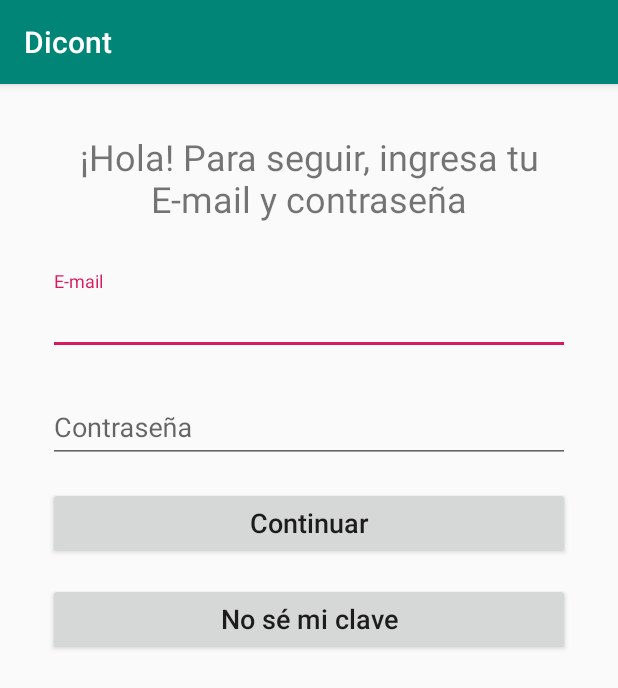
After one commit to juano47/Dicont, an Android app: the Ingreso screen opened directly, with no data from a screen before it, on a phone screen of 412 x 824 dp. The commit adds this screen. Shown: the top 688 px of the screen. Run offline under Robolectric (Android 15) with nearby library versions, the phone set to English and light mode, and no system bars; our stand-ins replace Firebase (no records; nobody signed in at launch, a user with empty details on screens opened directly).

Commit message:
Implemented Login Firebase

```diff
--- a/app/build.gradle
+++ b/app/build.gradle
@@ -26,4 +26,10 @@ dependencies {
     testImplementation 'junit:junit:4.12'
     androidTestImplementation 'androidx.test:runner:1.2.0'
     androidTestImplementation 'androidx.test.espresso:espresso-core:3.2.0'
+    implementation 'com.google.firebase:firebase-analytics:17.2.1' //Firebase
+    implementation 'com.google.firebase:firebase-core:17.2.1' //Firebase
+    implementation 'com.firebaseui:firebase-ui-auth:6.2.0'
+    implementation 'com.google.android.material:material:1.0.0'
 }
+
+apply plugin: 'com.google.gms.google-services' //Firebase
--- a/app/src/main/AndroidManifest.xml
+++ b/app/src/main/AndroidManifest.xml
@@ -9,6 +9,8 @@
         android:roundIcon="@mipmap/ic_launcher_round"
         android:supportsRtl="true"
         android:theme="@style/AppTheme">
+        <activity android:name=".Login.Registro"></activity>
+        <activity android:name=".Login.Ingreso" />
         <activity android:name=".MainActivity">
             <intent-filter>
                 <action android:name="android.intent.action.MAIN" />
--- /dev/null
+++ b/app/src/main/java/dicont/dicont/Login/Ingreso.java
@@ -0,0 +1,129 @@
+package dicont.dicont.Login;
+
+import androidx.annotation.NonNull;
+import androidx.appcompat.app.AlertDialog;
+import androidx.appcompat.app.AppCompatActivity;
+import androidx.appcompat.app.AppCompatDialogFragment;
+
+import android.app.ProgressDialog;
+import android.content.DialogInterface;
+import android.os.Bundle;
+import android.util.Log;
+import android.view.View;
+import android.widget.Button;
+import android.widget.EditText;
+import android.widget.Toast;
+
+import com.google.android.gms.tasks.OnCompleteListener;
+import com.google.android.gms.tasks.Task;
+import com.google.android.material.textfield.TextInputLayout;
+import com.google.firebase.auth.AuthResult;
+import com.google.firebase.auth.FirebaseAuth;
+import com.google.firebase.auth.FirebaseUser;
+
+import dicont.dicont.R;
+
+import static java.lang.Boolean.FALSE;
+import static java.lang.Boolean.TRUE;
+
+public class Ingreso extends AppCompatActivity {
+
+    TextInputLayout tilEmail;
+    TextInputLayout tilContraseña;
+
+    EditText editTextEmail;
+    EditText editTextContraseña;
+
+    Button btnConfirmarIngreso;
+    Button btnRestablecerClave;
+
+    private FirebaseAuth mAuth;
+
+    @Override
+    protected void onCreate(Bundle savedInstanceState) {
+        super.onCreate(savedInstanceState);
+        setContentView(R.layout.activity_ingreso);
+
+        tilEmail = findViewById(R.id.til_email);
+        tilContraseña = findViewById(R.id.til_contraseña);
+        editTextEmail = findViewById(R.id.edit_text_email);
+        editTextContraseña = findViewById(R.id.edi_text_contraseña);
+        btnConfirmarIngreso = findViewById(R.id.button_confirmar_ingreso);
+        btnRestablecerClave = findViewById(R.id.button_restablecer_clave);
+
+        mAuth = FirebaseAuth.getInstance();
+
+
+
+        btnConfirmarIngreso.setOnClickListener(new View.OnClickListener() {
+            @Override
+            public void onClick(View view) {
+                String email = editTextEmail.getText().toString();
+                String pass = editTextContraseña.getText().toString();
+
+                mAuth.signInWithEmailAndPassword(email,pass).addOnCompleteListener(Ingreso.this, new OnCompleteListener<AuthResult>() {
+                    @Override
+                    public void onComplete(@NonNull Task<AuthResult> task) {
+                        if (task.isSuccessful()) {
+                            if(mAuth.getCurrentUser().isEmailVerified()) {
+                                // Sign in success, update UI with the signed-in user's information
+                                Log.d("", "signInWithEmail:success");
+                                Toast.makeText(Ingreso.this, "Ingreso exitoso", Toast.LENGTH_SHORT).show();
+                                FirebaseUser user = mAuth.getCurrentUser();
+                            }
+                            else {
+                                // Si el usuario no verificó su correo
+                                Log.w("", "signInWithEmail:failure", task.getException());
+                                Toast.makeText(Ingreso.this, "Verificar correo", Toast.LENGTH_SHORT).show();
+                                //Traducir y poner en un AlertDialog los mensajes de task.getException().getMessage()
+                            }
+                        } else {
+                            // If sign in fails, display a message to the user.
+                            Log.w("", "signInWithEmail:failure", task.getException());
+                            Toast.makeText(Ingreso.this, "Los datos ingresados no son correctos", Toast.LENGTH_SHORT).show();
+                            //Traducir y poner en un AlertDialog los mensajes de task.getException().getMessage()
+                        }
+                    }
+                });
+            }
+        });
+
+        btnRestablecerClave.setOnClickListener(new View.OnClickListener() {
+            @Override
+            public void onClick(View view) {
+                String email = editTextEmail.getText().toString();
+                //ProgressDialog progressDialog = new ProgressDialog(Ingreso.this);
+                //progressDialog.show(Ingreso.this,"","Enviando correo...");
+                mAuth.sendPasswordResetEmail(email).addOnCompleteListener(new OnCompleteListener<Void>() {
+                    @Override
+                    public void onComplete(@NonNull Task<Void> task) {
+
+                            if (task.isSuccessful()) {
+                                // Crear un builder y vincularlo a la actividad que lo mostrará
+                                AlertDialog.Builder builder = new AlertDialog.Builder(Ingreso.this);
+                                //Configurar las características
+                                builder.setMessage("Te hemos enviado un correo electrónico (Revisar spam)")
+                                        .setTitle("Restablecimiento de contraseña")
+                                        .setPositiveButton("Aceptar", new DialogInterface.OnClickListener(){
+
+                                            @Override
+                                            public void onClick(DialogInterface dialogInterface, int i) {
+                                                //no hace falta hacer nada, solo mostramos un mensaje.
+                                            }
+                                        });
+                                //Obtener una instancia de cuadro de dialogo
+                                AlertDialog dialog = builder.create();
+                                //Mostrarlo
+                                dialog.show();
+                            Toast.makeText(Ingreso.this, "An email has been sent to you.", Toast.LENGTH_SHORT).show();
+
+                        } else {
+                                Toast.makeText(Ingreso.this, task.getException().getMessage(), Toast.LENGTH_SHORT).show();
+                                //Traducir y poner en un AlertDialog los mensajes de task.getException().getMessage()
+                        }
+                    }
+                });
+            }
+        });
+    }
+}
--- /dev/null
+++ b/app/src/main/res/layout/activity_ingreso.xml
@@ -0,0 +1,86 @@
+<?xml version="1.0" encoding="utf-8"?>
+<androidx.constraintlayout.widget.ConstraintLayout xmlns:android="http://schemas.android.com/apk/res/android"
+    xmlns:app="http://schemas.android.com/apk/res-auto"
+    xmlns:tools="http://schemas.android.com/tools"
+    android:layout_width="match_parent"
+    android:layout_height="match_parent"
+    tools:context=".Login.Ingreso">
+
+    <TextView
+        android:id="@+id/textView"
+        android:layout_width="0dp"
+        android:layout_height="wrap_content"
+        android:layout_marginStart="32dp"
+        android:layout_marginTop="32dp"
+        android:layout_marginEnd="32dp"
+        android:text="¡Hola! Para seguir, ingresa tu E-mail y contraseña"
+        android:textAlignment="center"
+        android:textSize="24sp"
+        app:layout_constraintEnd_toEndOf="parent"
+        app:layout_constraintStart_toStartOf="parent"
+        app:layout_constraintTop_toTopOf="parent" />
+
+    <com.google.android.material.textfield.TextInputLayout
+        android:id="@+id/til_email"
+        android:layout_width="0dp"
+        android:layout_height="wrap_content"
+        android:layout_marginStart="32dp"
+        android:layout_marginTop="32dp"
+        android:layout_marginEnd="32dp"
+        app:layout_constraintEnd_toEndOf="parent"
+        app:layout_constraintStart_toStartOf="parent"
+        app:layout_constraintTop_toBottomOf="@+id/textView">
+
+        <com.google.android.material.textfield.TextInputEditText
+            android:id="@+id/edit_text_email"
+            android:layout_width="match_parent"
+            android:layout_height="wrap_content"
+            android:hint="E-mail"
+            android:inputType="textEmailAddress"/>
+
+    </com.google.android.material.textfield.TextInputLayout>
+
+    <com.google.android.material.textfield.TextInputLayout
+        android:id="@+id/til_contraseña"
+        android:layout_width="0dp"
+        android:layout_height="wrap_content"
+        android:layout_marginStart="32dp"
+        android:layout_marginTop="16dp"
+        android:layout_marginEnd="32dp"
+        app:layout_constraintEnd_toEndOf="parent"
+        app:layout_constraintStart_toStartOf="parent"
+        app:layout_constraintTop_toBottomOf="@+id/til_email">
+
+        <com.google.android.material.textfield.TextInputEditText
+            android:id="@+id/edi_text_contraseña"
+            android:layout_width="match_parent"
+            android:layout_height="wrap_content"
+            android:hint="Contraseña"
+            android:inputType="textPassword" />
+    </com.google.android.material.textfield.TextInputLayout>
+
+    <Button
+        android:id="@+id/button_confirmar_ingreso"
+        android:layout_width="0dp"
+        android:layout_height="wrap_content"
+        android:layout_marginTop="16dp"
+        android:text="Continuar"
+        android:textAllCaps="false"
+        android:textSize="18sp"
+        app:layout_constraintEnd_toEndOf="@+id/til_contraseña"
+        app:layout_constraintStart_toStartOf="@+id/til_contraseña"
+        app:layout_constraintTop_toBottomOf="@+id/til_contraseña" />
+
+    <Button
+        android:id="@+id/button_restablecer_clave"
+        android:layout_width="0dp"
+        android:layout_height="wrap_content"
+        android:layout_marginTop="16dp"
+        android:text="No sé mi clave"
+        android:textAllCaps="false"
+        android:textSize="18sp"
+        app:layout_constraintEnd_toEndOf="@+id/til_contraseña"
+        app:layout_constraintHorizontal_bias="0.0"
+        app:layout_constraintStart_toStartOf="@+id/til_contraseña"
+        app:layout_constraintTop_toBottomOf="@+id/button_confirmar_ingreso" />
+</androidx.constraintlayout.widget.ConstraintLayout>
--- a/build.gradle
+++ b/build.gradle
@@ -8,6 +8,7 @@ buildscript {
     }
     dependencies {
         classpath 'com.android.tools.build:gradle:3.4.2'
+        classpath 'com.google.gms:google-services:4.3.3' //Firebase
 
         // NOTE: Do not place your application dependencies here; they belong
         // in the individual module build.gradle files
```
Also changed, not shown: app/src/main/java/dicont/dicont/Login/Registro.java (added, +82 -0 lines), app/src/main/java/dicont/dicont/MainActivity.java (+73 -0 lines), app/src/main/res/layout/activity_main.xml (+36 -5 lines), app/src/main/res/layout/activity_registro.xml (added, +71 -0 lines), 1 other file.
